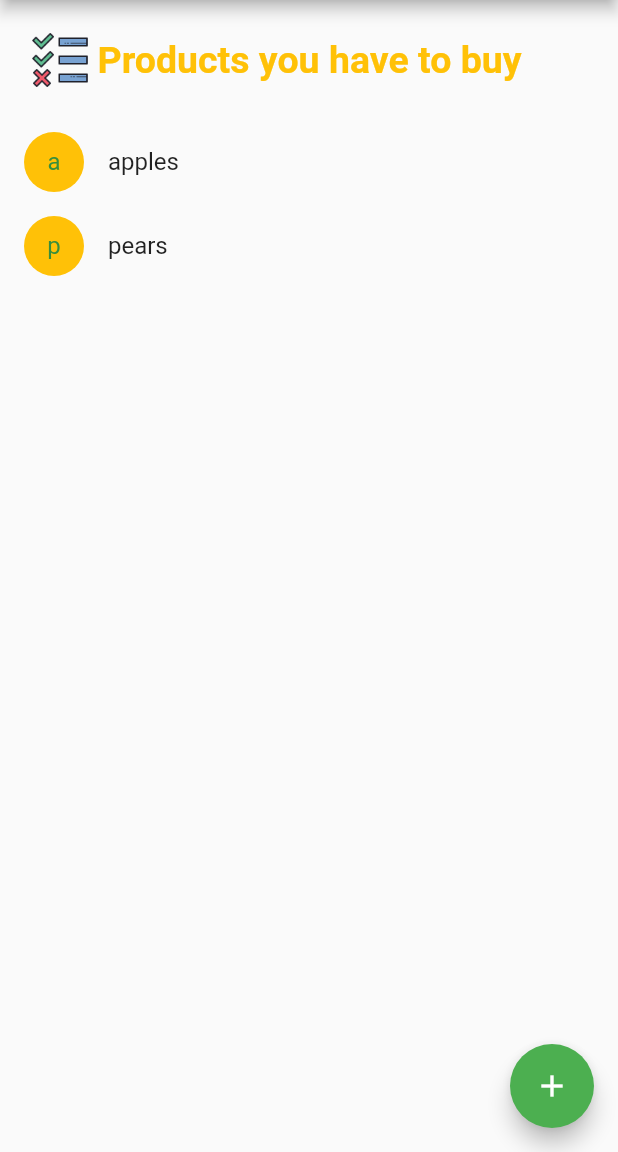
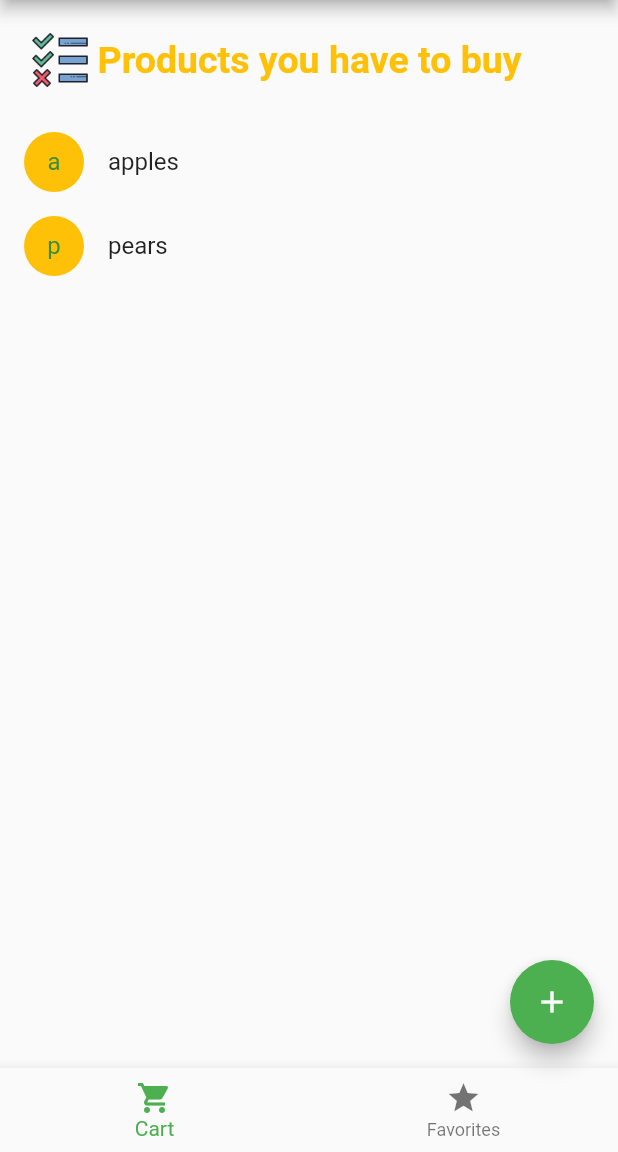
Before and after one commit to topogibra/l5_iot, a Flutter app: the screen it shows after launch, on a phone screen of 412 x 824 dp, the part 84-1236 px from its top. Run offline on Flutter 3.47's test engine with Material 2 defaults, Android fonts, the phone set to English and light mode, and no system bars; missing offline and left inert: dart:ffi.

Commit message:
Add bottom navigation bar

```diff
--- a/lib/main.dart
+++ b/lib/main.dart
@@ -64,6 +64,7 @@ class _MyHomePageState extends State<MyHomePage> {
   ];
   List<Product> favorites = [];
   List<Product> searchingList = [];
+  int bottomIndex = 0;
 
   Widget searchBar;
   bool searchIcon = true;
@@ -77,6 +78,7 @@ class _MyHomePageState extends State<MyHomePage> {
     // fast, so that you can just rebuild anything that needs updating rather
     // than having to individually change instances of widgets.
     List<Product> listProducts = (searchIcon) ? shoppingCart : searchingList;
+    listProducts = (bottomIndex == 1) ? favorites : listProducts;
     var listView = Expanded(
       child: ListView.builder(
           itemCount: listProducts.length,
@@ -87,6 +89,7 @@ class _MyHomePageState extends State<MyHomePage> {
               onCartChanged: onCartChanged,
               onSwipeEndToStart: onSwipeEndToStart,
               onSwipeStartToEnd: onSwipeStartToEnd,
+              notDismiss: bottomIndex == 1,
             );
           }),
     );
@@ -151,6 +154,7 @@ class _MyHomePageState extends State<MyHomePage> {
         child: Column(
           mainAxisAlignment: MainAxisAlignment.center,
           children: <Widget>[
+            if (bottomIndex != 1)
               Padding(
                 padding: EdgeInsets.all(15),
                 child: Row(
@@ -178,6 +182,19 @@ class _MyHomePageState extends State<MyHomePage> {
       floatingActionButton: FloatingActionButton(
         onPressed: () => displayDialog(context),
         child: Icon(Icons.add),
+      ),
+      bottomNavigationBar: BottomNavigationBar(
+        items: [
+          BottomNavigationBarItem(
+              icon: Icon(Icons.shopping_cart), label: "Cart"),
+          BottomNavigationBarItem(icon: Icon(Icons.star), label: "Favorites"),
+        ],
+        currentIndex: bottomIndex,
+        onTap: (index) {
+          setState(() {
+            this.bottomIndex = index;
+          });
+        },
       ), // This trailing comma makes auto-formatting nicer for build methods.
     );
   }
--- a/lib/product.dart
+++ b/lib/product.dart
@@ -7,7 +7,8 @@ class Product {
   final double price;
   final double quantity;
 
-  const Product({@required this.name, @required this.price, @required this.quantity});
+  const Product(
+      {@required this.name, @required this.price, @required this.quantity});
 }
 
 typedef void CartChangedCallback(Product product, bool inCart);
@@ -19,13 +20,15 @@ class ShoppingListItem extends StatelessWidget {
   final CartChangedCallback onCartChanged;
   final SwipeCallback onSwipeStartToEnd;
   final SwipeCallback onSwipeEndToStart;
+  final bool notDismiss;
 
   ShoppingListItem(
       {@required this.product,
       @required this.inCart,
       @required this.onCartChanged,
       @required this.onSwipeStartToEnd,
-      @required this.onSwipeEndToStart});
+      @required this.onSwipeEndToStart,
+      this.notDismiss = false});
 
   @override
   Widget build(BuildContext context) {
@@ -40,7 +43,7 @@ class ShoppingListItem extends StatelessWidget {
       },
     );
 
-    return Dismissible(
+    return (notDismiss) ? listTile : Dismissible(
       key: ValueKey(product.name),
       child: listTile,
       confirmDismiss: (direction) async {
```
Lines whose indentation alone changed are shown as unchanged.
